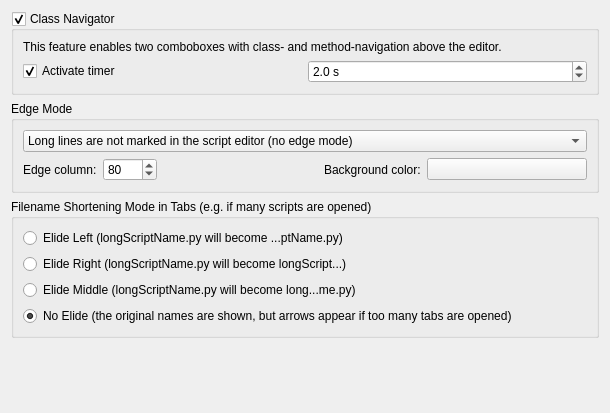
itom-project/itom, file Qitom/ui/widgetPropEditorScripts.ui: the form before one commit.
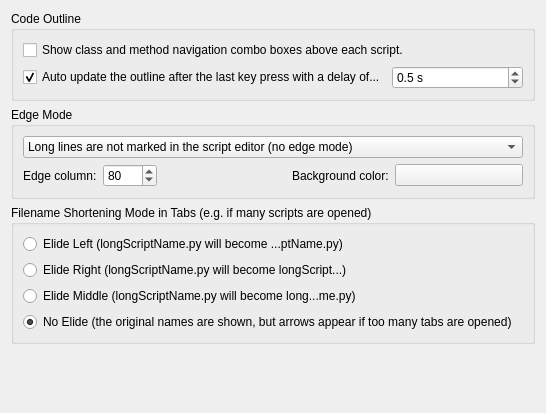
The form after the commit. Custom widgets are drawn as their Qt base class.

Commit message: improvements of editor outline and code navigation combo boxes including updated documentation

```diff
--- a/Qitom/ui/widgetPropEditorScripts.ui
+++ b/Qitom/ui/widgetPropEditorScripts.ui
@@ -6,7 +6,7 @@
    <rect>
     <x>0</x>
     <y>0</y>
-    <width>610</width>
+    <width>522</width>
     <height>413</height>
    </rect>
   </property>
@@ -17,16 +17,16 @@
    <item>
     <widget class="QGroupBox" name="groupClassNavigator">
      <property name="title">
-      <string>Class Navigator</string>
+      <string>Code Outline</string>
      </property>
      <property name="checkable">
-      <bool>true</bool>
+      <bool>false</bool>
      </property>
      <layout class="QVBoxLayout" name="verticalLayout_4">
       <item>
-       <widget class="QLabel" name="label_3">
+       <widget class="QCheckBox" name="checkOutlineShowNavigation">
         <property name="text">
-         <string>This feature enables two comboboxes with class- and method-navigation above the editor.</string>
+         <string>Show class and method navigation combo boxes above each script.</string>
         </property>
        </widget>
       </item>
@@ -35,7 +35,7 @@
         <item>
          <widget class="QCheckBox" name="checkActiveClassNavigatorTimer">
           <property name="text">
-           <string>Activate timer</string>
+           <string>Auto update the outline after the last key press with a delay of...</string>
           </property>
           <property name="checked">
            <bool>true</bool>
@@ -54,7 +54,7 @@
            <double>0.100000000000000</double>
           </property>
           <property name="value">
-           <double>2.000000000000000</double>
+           <double>0.500000000000000</double>
           </property>
          </widget>
         </item>
```
Left out of the diff: 18 changed lines with no effect on the pictures. The commit also changes 16 other files.
